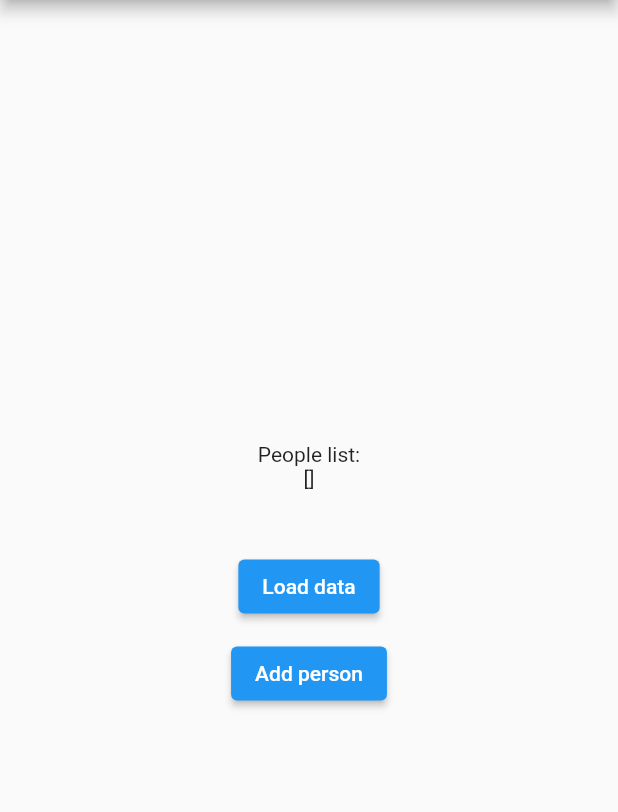
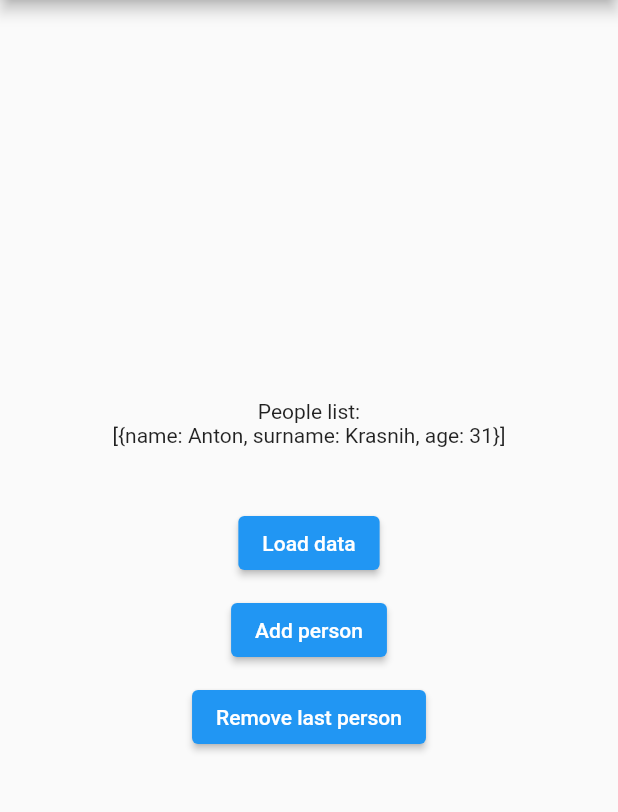
Before and after one commit to kiriruru/flutter_json, a Flutter app: the screen it shows after launch, after a tap on "Add person", on a phone screen of 412 x 824 dp, the part 84-896 px from its top. Run offline on Flutter 3.47's test engine with Material 2 defaults, Android fonts, the phone set to English and light mode, and no system bars.

Commit message:
create removeLastJsonData function

```diff
--- a/lib/main.dart
+++ b/lib/main.dart
@@ -32,12 +32,11 @@
 
 class _MyHomePageState extends State<MyHomePage> {
   List _items = [];
+  final File file = File('assets/example.json');
+
   Person personOne = Person(name: "Anton", surname: "Krasnih", age: 31);
 
   Future<void> readJsonData() async {
-    final File file = File('assets/example.json');
-    if (!await file.exists()) await file.create();
-
     final String jsonData = await file.readAsString();
     final list = jsonDecode(jsonData);
     list
@@ -48,12 +47,15 @@
   }
 
   Future<void> addJsonData(Person newPerson) async {
-    final File file = File('assets/example.json');
-    if (!await file.exists()) await file.create();
-
     final person = newPerson.toJson();
     setState(() => _items.add(person));
 
+    final jsonDataUpdated = jsonEncode(_items);
+    await file.writeAsString(jsonDataUpdated);
+  }
+
+  Future<void> removeLastJsonData() async {
+    setState(() => _items.removeLast());
     final jsonDataUpdated = jsonEncode(_items);
     await file.writeAsString(jsonDataUpdated);
   }
@@ -83,6 +85,11 @@
             ElevatedButton(
               onPressed: () => addJsonData(personOne),
               child: Text("Add person"),
+            ),
+            SizedBox(height: 10),
+            ElevatedButton(
+              onPressed: () => removeLastJsonData(),
+              child: Text("Remove last person"),
             )
           ],
         ),
```
Also changed, not shown: assets/example.json (+1 -1 lines).
